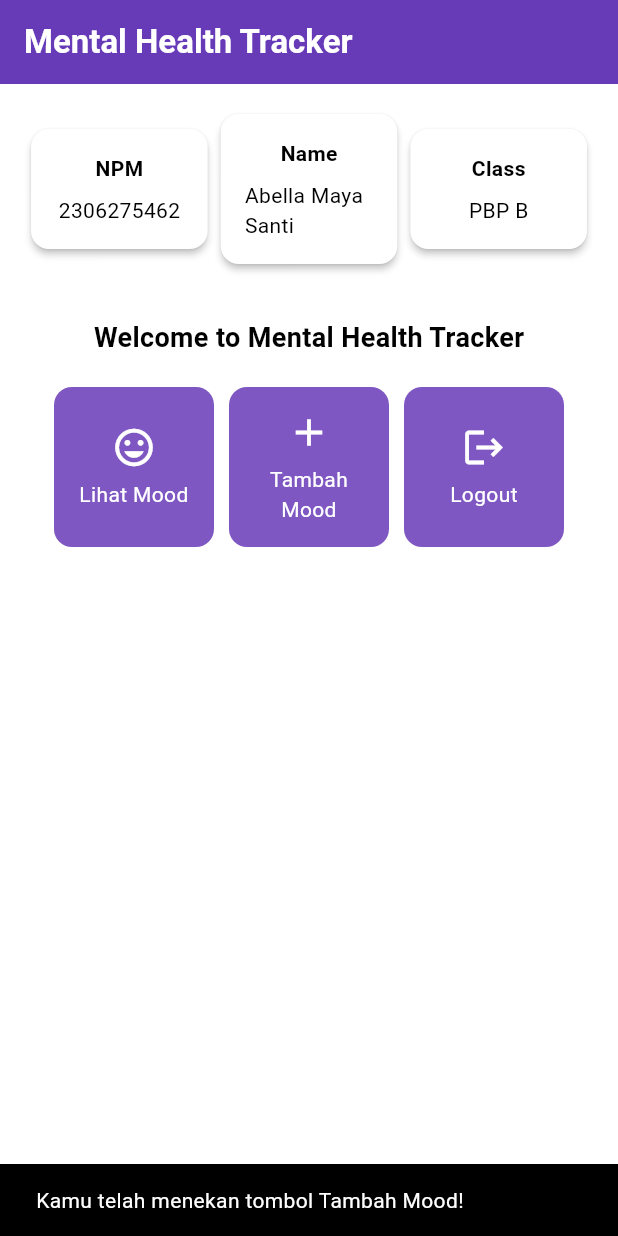
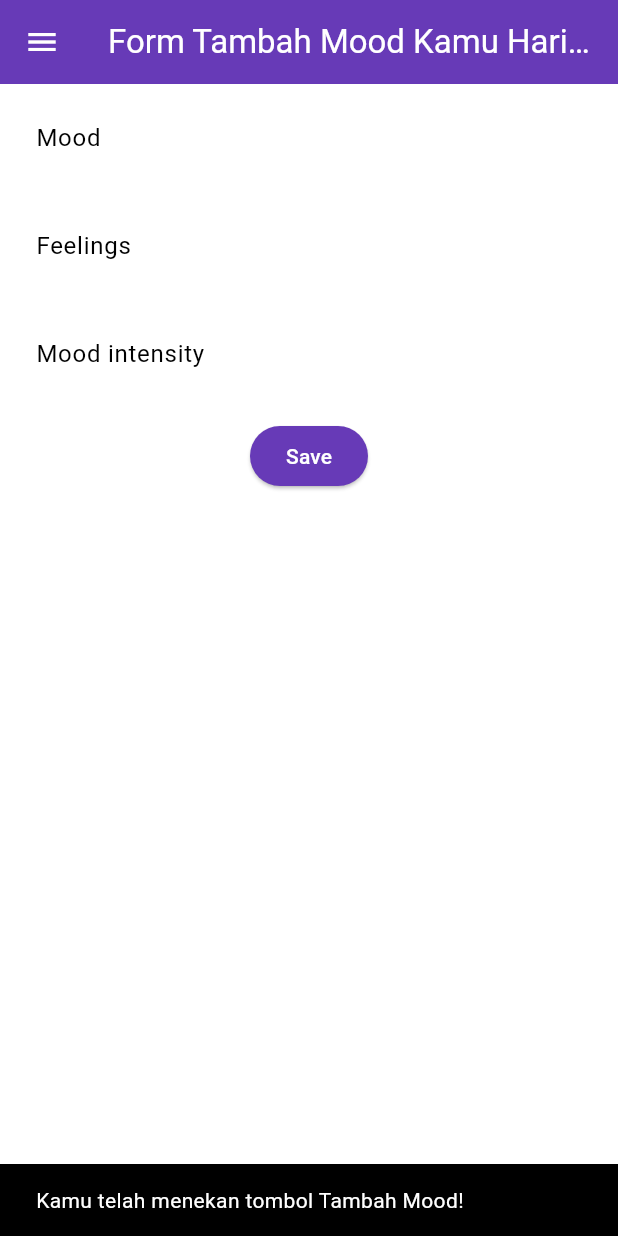
Before and after one commit to codeynamic5/mental-health-tracker-mobile, a Flutter app: the screen it shows after launch, after a tap on "Tambah Mood", on a phone screen of 412 x 824 dp. Run offline on Flutter 3.47's test engine with Material 3 defaults, Android fonts, the phone set to English and light mode, and no system bars.

Commit message:
Selesai Tutorial 7

```diff
--- a/lib/main.dart
+++ b/lib/main.dart
@@ -1,5 +1,5 @@
 import 'package:flutter/material.dart';
-import 'package:mental_health_tracker/menu.dart';
+import 'package:mental_health_tracker/screens/menu.dart';
 
 void main() {
   runApp(const MyApp());
--- a/lib/menu.dart
+++ b/lib/screens/menu.dart
@@ -1,4 +1,6 @@
 import 'package:flutter/material.dart';
+import 'package:mental_health_tracker/widgets/left_drawer.dart';
+import 'package:mental_health_tracker/widgets/mood_card.dart';
 
 class MyHomePage extends StatelessWidget {
   final String npm = '2306275462'; // NPM
@@ -28,7 +30,11 @@ class MyHomePage extends StatelessWidget {
         ),
         // Warna latar belakang AppBar diambil dari skema warna tema aplikasi.
         backgroundColor: Theme.of(context).colorScheme.primary,
+        // Mengganti warna icon drawer menjadi putih
+        iconTheme: const IconThemeData(color: Colors.white),
       ),
+      // Masukkan drawer sebagai parameter nilai drawer dari widget Scaffold
+      drawer: const LeftDrawer(),
       // Body halaman dengan padding di sekelilingnya.
       body: Padding(
         padding: const EdgeInsets.all(16.0),
@@ -125,62 +131,3 @@ class InfoCard extends StatelessWidget {
     );
   }
 }
-
-class ItemHomepage {
-  final String name;
-  final IconData icon;
-
-  ItemHomepage(this.name, this.icon);
-}
-
-class ItemCard extends StatelessWidget {
-  // Menampilkan kartu dengan ikon dan nama.
-
-  final ItemHomepage item;
-
-  const ItemCard(this.item, {super.key});
-
-  @override
-  Widget build(BuildContext context) {
-    return Material(
-      // Menentukan warna latar belakang dari tema aplikasi.
-      color: Theme.of(context).colorScheme.secondary,
-      // Membuat sudut kartu melengkung.
-      borderRadius: BorderRadius.circular(12),
-
-      child: InkWell(
-        // Aksi ketika kartu ditekan.
-        onTap: () {
-          // Menampilkan pesan SnackBar saat kartu ditekan.
-          ScaffoldMessenger.of(context)
-            ..hideCurrentSnackBar()
-            ..showSnackBar(SnackBar(
-                content: Text("Kamu telah menekan tombol ${item.name}!")));
-        },
-        // Container untuk menyimpan Icon dan Text
-        child: Container(
-          padding: const EdgeInsets.all(8),
-          child: Center(
-            child: Column(
-              // Menyusun ikon dan teks di tengah kartu.
-              mainAxisAlignment: MainAxisAlignment.center,
-              children: [
-                Icon(
-                  item.icon,
-                  color: Colors.white,
-                  size: 30.0,
-                ),
-                const Padding(padding: EdgeInsets.all(3)),
-                Text(
-                  item.name,
-                  textAlign: TextAlign.center,
-                  style: const TextStyle(color: Colors.white),
-                ),
-              ],
-            ),
-          ),
-        ),
-      ),
-    );
-  }
-}
--- /dev/null
+++ b/lib/screens/moodentry_form.dart
@@ -0,0 +1,161 @@
+import 'package:flutter/material.dart';
+import 'package:mental_health_tracker/widgets/left_drawer.dart';
+
+class MoodEntryFormPage extends StatefulWidget {
+  const MoodEntryFormPage({super.key});
+
+  @override
+  State<MoodEntryFormPage> createState() => _MoodEntryFormPageState();
+}
+
+class _MoodEntryFormPageState extends State<MoodEntryFormPage> {
+  final _formKey = GlobalKey<FormState>();
+  String _mood = "";
+  String _feelings = "";
+  int _moodIntensity = 0;
+
+  @override
+  Widget build(BuildContext context) {
+    return Scaffold(
+      appBar: AppBar(
+        title: const Center(
+          child: Text(
+            'Form Tambah Mood Kamu Hari ini',
+          ),
+        ),
+        backgroundColor: Theme.of(context).colorScheme.primary,
+        foregroundColor: Colors.white,
+      ),
+      drawer: const LeftDrawer(),
+      body: Form(
+        key: _formKey,
+        child: SingleChildScrollView(
+          child: Column(
+            crossAxisAlignment: CrossAxisAlignment.start,
+            children: [
+              Padding(
+                padding: const EdgeInsets.all(8.0),
+                child: TextFormField(
+                  decoration: InputDecoration(
+                    hintText: "Mood",
+                    labelText: "Mood",
+                    border: OutlineInputBorder(
+                      borderRadius: BorderRadius.circular(5.0),
+                    ),
+                  ),
+                  onChanged: (String? value) {
+                    setState(() {
+                      _mood = value!;
+                    });
+                  },
+                  validator: (String? value) {
+                    if (value == null || value.isEmpty) {
+                      return "Mood tidak boleh kosong!";
+                    }
+                    return null;
+                  },
+                ),
+              ),
+              Padding(
+                padding: const EdgeInsets.all(8.0),
+                child: TextFormField(
+                  decoration: InputDecoration(
+                    hintText: "Feelings",
+                    labelText: "Feelings",
+                    border: OutlineInputBorder(
+                      borderRadius: BorderRadius.circular(5.0),
+                    ),
+                  ),
+                  onChanged: (String? value) {
+                    setState(() {
+                      _feelings = value!;
+                    });
+                  },
+                  validator: (String? value) {
+                    if (value == null || value.isEmpty) {
+                      return "Feelings tidak boleh kosong!";
+                    }
+                    return null;
+                  },
+                ),
+              ),
+              Padding(
+                padding: const EdgeInsets.all(8.0),
+                child: TextFormField(
+                  decoration: InputDecoration(
+                    hintText: "Mood intensity",
+                    labelText: "Mood intensity",
+                    border: OutlineInputBorder(
+                      borderRadius: BorderRadius.circular(5.0),
+                    ),
+                  ),
+                  onChanged: (String? value) {
+                    setState(() {
+                      _moodIntensity = int.tryParse(value!) ?? 0;
+                    });
+                  },
+                  validator: (String? value) {
+                    if (value == null || value.isEmpty) {
+                      return "Mood intensity tidak boleh kosong!";
+                    }
+                    if (int.tryParse(value) == null) {
+                      return "Mood intensity harus berupa angka!";
+                    }
+                    return null;
+                  },
+                ),
+              ),
+              Align(
+                alignment: Alignment.bottomCenter,
+                child: Padding(
+                  padding: const EdgeInsets.all(8.0),
+                  child: ElevatedButton(
+                    style: ButtonStyle(
+                      backgroundColor: WidgetStateProperty.all(
+                          Theme.of(context).colorScheme.primary),
+                    ),
+                    onPressed: () {
+                      if (_formKey.currentState!.validate()) {
+                        showDialog(
+                          context: context,
+                          builder: (context) {
+                            return AlertDialog(
+                              title: const Text('Mood berhasil tersimpan'),
+                              content: SingleChildScrollView(
+                                child: Column(
+                                  crossAxisAlignment: CrossAxisAlignment.start,
+                                  children: [
+                                    Text('Mood: $_mood'),
+                                    Text('Feelings: $_feelings'),
+                                    Text('Mood Intensity: $_moodIntensity'),
+                                  ],
+                                ),
+                              ),
+                              actions: [
+                                TextButton(
+                                  child: const Text('OK'),
+                                  onPressed: () {
+                                    Navigator.pop(context);
+                                    _formKey.currentState!.reset();
+                                  },
+                                ),
+                              ],
+                            );
+                          },
+                        );
+                      }
+                    },
+                    child: const Text(
+                      "Save",
+                      style: TextStyle(color: Colors.white),
+                    ),
+                  ),
+                ),
+              ),
+            ],
+          ),
+        ),
+      ),
+    );
+  }
+}
--- /dev/null
+++ b/lib/widgets/left_drawer.dart
@@ -0,0 +1,71 @@
+import 'package:flutter/material.dart';
+import 'package:mental_health_tracker/screens/menu.dart';
+import 'package:mental_health_tracker/screens/moodentry_form.dart';
+
+class LeftDrawer extends StatelessWidget {
+  const LeftDrawer({super.key});
+
+  @override
+  Widget build(BuildContext context) {
+    return Drawer(
+      child: ListView(
+        children: [
+          DrawerHeader(
+            decoration: BoxDecoration(
+              color: Theme.of(context).colorScheme.primary,
+            ),
+            child: const Column(
+              children: [
+                Text(
+                  'Mental Health Tracker',
+                  textAlign: TextAlign.center,
+                  style: TextStyle(
+                    fontSize: 24,
+                    fontWeight: FontWeight.bold,
+                    color: Colors.white,
+                  ),
+                ),
+                Padding(padding: EdgeInsets.all(8)),
+                Text(
+                  "Ayo jaga kesehatan mentalmu setiap hari disini!",
+                  textAlign: TextAlign.center,
+                  style: TextStyle(
+                    fontSize: 15,
+                    fontWeight: FontWeight.normal,
+                    color: Colors.white,
+                  ),
+                ),
+              ],
+            ),
+          ),
+          ListTile(
+            leading: const Icon(Icons.home_outlined),
+            title: const Text('Halaman Utama'),
+            // Redirect to MyHomePage
+            onTap: () {
+              Navigator.pushReplacement(
+                context,
+                MaterialPageRoute(
+                  builder: (context) => MyHomePage(),
+                ),
+              );
+            },
+          ),
+          ListTile(
+            leading: const Icon(Icons.mood),
+            title: const Text('Tambah Mood'),
+            // Redirect to MoodEntryFormPage
+            onTap: () {
+              Navigator.pushReplacement(
+                context,
+                MaterialPageRoute(
+                  builder: (context) => MoodEntryFormPage(),
+                ),
+              );
+            },
+          ),
+        ],
+      ),
+    );
+  }
+}
--- /dev/null
+++ b/lib/widgets/mood_card.dart
@@ -0,0 +1,67 @@
+import 'package:flutter/material.dart';
+import 'package:mental_health_tracker/screens/moodentry_form.dart';
+
+class ItemHomepage {
+  final String name;
+  final IconData icon;
+
+  ItemHomepage(this.name, this.icon);
+}
+
+class ItemCard extends StatelessWidget {
+  // Menampilkan kartu dengan ikon dan nama.
+
+  final ItemHomepage item;
+
+  const ItemCard(this.item, {super.key});
+
+  @override
+  Widget build(BuildContext context) {
+    return Material(
+      // Menentukan warna latar belakang dari tema aplikasi.
+      color: Theme.of(context).colorScheme.secondary,
+      // Membuat sudut kartu melengkung.
+      borderRadius: BorderRadius.circular(12),
+
+      child: InkWell(
+        // Aksi ketika kartu ditekan.
+        onTap: () {
+          // Menampilkan pesan SnackBar saat kartu ditekan.
+          ScaffoldMessenger.of(context)
+            ..hideCurrentSnackBar()
+            ..showSnackBar(SnackBar(
+                content: Text("Kamu telah menekan tombol ${item.name}!")));
+
+          // Navigate ke route yang sesuai (tergantung jenis tombol)
+          if (item.name == "Tambah Mood") {
+            Navigator.push(context, MaterialPageRoute(builder: (context) => const MoodEntryFormPage()),
+            );
+          }
+        },
+        // Container untuk menyimpan Icon dan Text
+        child: Container(
+          padding: const EdgeInsets.all(8),
+          child: Center(
+            child: Column(
+              // Menyusun ikon dan teks di tengah kartu.
+              mainAxisAlignment: MainAxisAlignment.center,
+              children: [
+                Icon(
+                  item.icon,
+                  color: Colors.white,
+                  size: 30.0,
+                ),
+                const Padding(padding: EdgeInsets.all(3)),
+                Text(
+                  item.name,
+                  textAlign: TextAlign.center,
+                  style: const TextStyle(color: Colors.white),
+                ),
+              ],
+            ),
+          ),
+        ),
+      ),
+    );
+  }
+}
```
